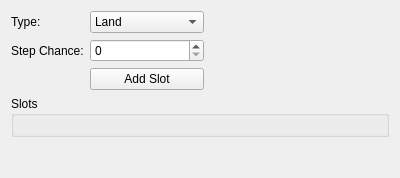
This is PBS/mapencounter/encounterwidget.ui in jowin202/YaRXP as Qt 5 draws it before an edit. The edited form follows.
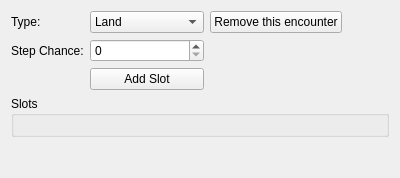
This is the edited form.

Commit message: PBS Encounter works

What changed in the file:
```diff
--- a/PBS/mapencounter/encounterwidget.ui
+++ b/PBS/mapencounter/encounterwidget.ui
@@ -205,6 +205,13 @@
      </property>
     </widget>
    </item>
+   <item row="0" column="2">
+    <widget class="QPushButton" name="button_remove_encounter">
+     <property name="text">
+      <string>Remove this encounter</string>
+     </property>
+    </widget>
+   </item>
   </layout>
  </widget>
  <resources/>
```
The commit also changes 5 other files.
